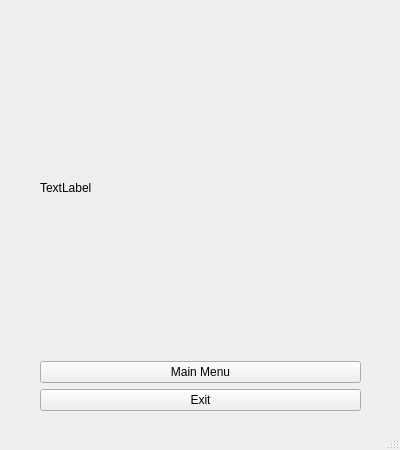
First picture: the form in game-finished.ui, repository jan-of-us/wizard-tracker, before the edit.
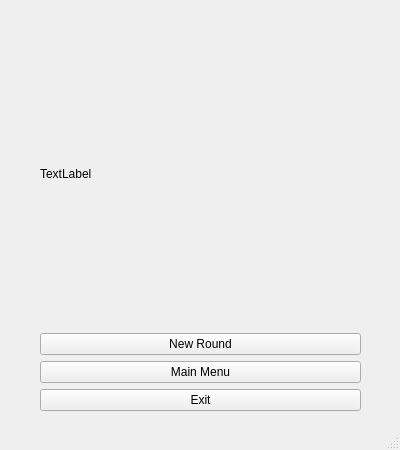
Second picture: the form after the edit.

Commit message: Added calculation of player ranks and better display of results, various fixes

What changed in the file:
```diff
--- a/game-finished.ui
+++ b/game-finished.ui
@@ -71,6 +71,13 @@
        </item>
       </layout>
      </item>
+     <item>
+      <widget class="QPushButton" name="buttonNewRound">
+       <property name="text">
+        <string>New Round</string>
+       </property>
+      </widget>
+     </item>
      <item>
       <widget class="QPushButton" name="buttonMainMenu">
        <property name="text">
```
The commit also changes 1 other file.
